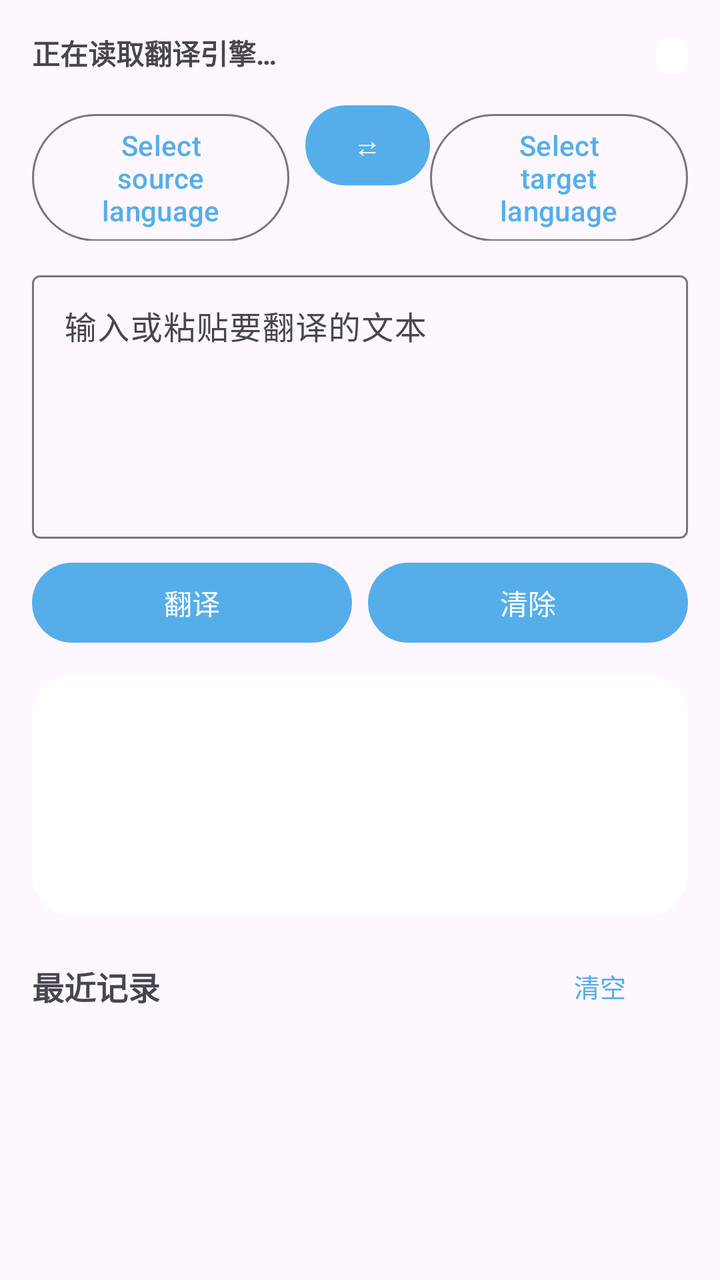
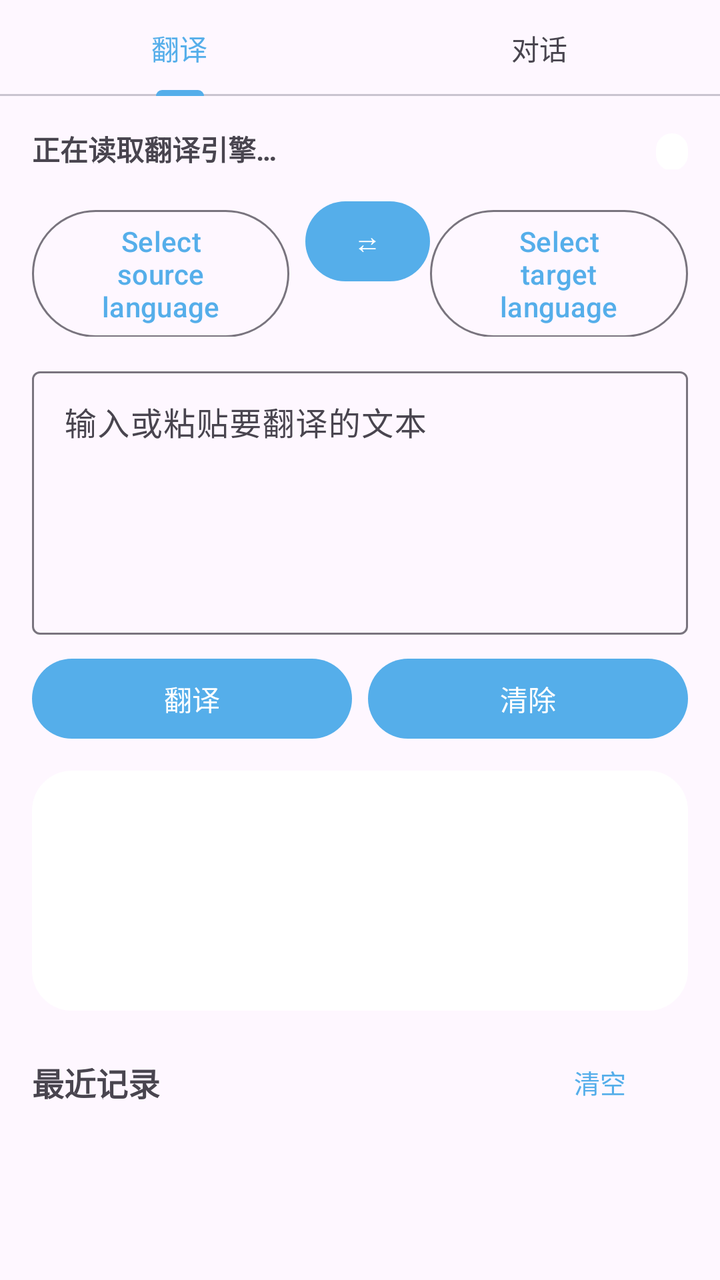

Two renders of the same Android screen: before a commit and after it. Below are the layout's source before the change and the commit's diff.
<!-- AndroidManifest.xml: application theme Theme.MT -->
<!-- res/layout/fragment_text_translate.xml -->
<?xml version="1.0" encoding="utf-8"?>
<ScrollView xmlns:android="http://schemas.android.com/apk/res/android"
    xmlns:app="http://schemas.android.com/apk/res-auto"
    android:layout_width="match_parent"
    android:layout_height="match_parent"
    android:fillViewport="true">

    <LinearLayout
        android:layout_width="match_parent"
        android:layout_height="wrap_content"
        android:orientation="vertical"
        android:padding="16dp">

        
        <LinearLayout
            android:layout_width="match_parent"
            android:layout_height="wrap_content"
            android:orientation="horizontal">

            <TextView
                android:id="@+id/engineDisplay"
                android:layout_width="0dp"
                android:layout_height="wrap_content"
                android:layout_weight="1"
                android:text="@string/text_translate_engine_loading"
                android:textSize="14sp"
                android:textStyle="bold" />

            <TextView
                android:id="@+id/engineBadge"
                android:layout_width="wrap_content"
                android:layout_height="wrap_content"
                android:background="@drawable/dialog_background"
                android:paddingHorizontal="8dp"
                android:paddingVertical="2dp"
                android:textColor="#FFFFFF"
                android:textSize="11sp" />
        </LinearLayout>

        
        <LinearLayout
            android:layout_width="match_parent"
            android:layout_height="wrap_content"
            android:layout_marginTop="12dp"
            android:orientation="horizontal">

            <com.google.android.material.button.MaterialButton
                android:id="@+id/srcLangButton"
                style="@style/Widget.Material3.Button.OutlinedButton"
                android:layout_width="0dp"
                android:layout_height="wrap_content"
                android:layout_marginEnd="8dp"
                android:layout_weight="1"
                android:text="@string/select_source_language" />

            <com.google.android.material.button.MaterialButton
                android:id="@+id/swapButton"
                android:layout_width="wrap_content"
                android:layout_height="wrap_content"
                android:minWidth="48dp"
                android:text="⇄" />

            <com.google.android.material.button.MaterialButton
                android:id="@+id/tgtLangButton"
                style="@style/Widget.Material3.Button.OutlinedButton"
                android:layout_width="0dp"
                android:layout_height="wrap_content"
                android:layout_weight="1"
                android:text="@string/select_target_language" />
        </LinearLayout>

        
        <com.google.android.material.textfield.TextInputLayout
            android:id="@+id/inputLayout"
            style="@style/Widget.Material3.TextInputLayout.OutlinedBox"
            android:layout_width="match_parent"
            android:layout_height="wrap_content"
            android:layout_marginTop="12dp"
            android:hint="@string/text_translate_input_hint">

            <EditText
                android:id="@+id/inputEdit"
                android:layout_width="match_parent"
                android:layout_height="wrap_content"
                android:gravity="top"
                android:inputType="textMultiLine"
                android:maxLines="10"
                android:minLines="5" />
        </com.google.android.material.textfield.TextInputLayout>

        
        <LinearLayout
            android:layout_width="match_parent"
            android:layout_height="wrap_content"
            android:layout_marginTop="8dp"
            android:orientation="horizontal">

            <Button
                android:id="@+id/translateButton"
                android:layout_width="0dp"
                android:layout_height="wrap_content"
                android:layout_marginEnd="8dp"
                android:layout_weight="1"
                android:text="@string/text_translate_button" />

            <Button
                android:id="@+id/clearButton"
                android:layout_width="0dp"
                android:layout_height="wrap_content"
                android:layout_weight="1"
                android:text="@string/clear" />
        </LinearLayout>

        
        <TextView
            android:id="@+id/outputText"
            android:layout_width="match_parent"
            android:layout_height="wrap_content"
            android:layout_marginTop="12dp"
            android:background="@drawable/dialog_background"
            android:lineSpacingExtra="3dp"
            android:minHeight="120dp"
            android:padding="12dp"
            android:textSize="16sp" />

        
        <LinearLayout
            android:layout_width="match_parent"
            android:layout_height="wrap_content"
            android:layout_marginTop="16dp"
            android:gravity="center_vertical"
            android:orientation="horizontal">

            <TextView
                android:layout_width="0dp"
                android:layout_height="wrap_content"
                android:layout_weight="1"
                android:text="@string/text_translate_recent"
                android:textSize="16sp"
                android:textStyle="bold" />

            <com.google.android.material.button.MaterialButton
                android:id="@+id/recentLimitButton"
                style="@style/Widget.Material3.Button.TextButton"
                android:layout_width="wrap_content"
                android:layout_height="wrap_content"
                android:minHeight="0dp"
                android:paddingHorizontal="8dp"
                android:textSize="13sp" />

            <com.google.android.material.button.MaterialButton
                android:id="@+id/recentClearButton"
                style="@style/Widget.Material3.Button.TextButton"
                android:layout_width="wrap_content"
                android:layout_height="wrap_content"
                android:minHeight="0dp"
                android:paddingHorizontal="8dp"
                android:text="@string/text_translate_clear_recent"
                android:textSize="13sp" />
        </LinearLayout>

        <LinearLayout
            android:id="@+id/recentContainer"
            android:layout_width="match_parent"
            android:layout_height="wrap_content"
            android:orientation="vertical" />

        
        <LinearLayout
            android:id="@+id/pagerRow"
            android:layout_width="match_parent"
            android:layout_height="wrap_content"
            android:layout_marginTop="8dp"
            android:gravity="center_vertical"
            android:orientation="horizontal"
            android:visibility="gone">

            <com.google.android.material.button.MaterialButton
                android:id="@+id/prevPageButton"
                style="@style/Widget.Material3.Button.TextButton"
                android:layout_width="wrap_content"
                android:layout_height="wrap_content"
                android:minHeight="0dp"
                android:text="@string/text_translate_page_prev"
                android:textSize="13sp" />

            <TextView
                android:id="@+id/pageIndicator"
                android:layout_width="0dp"
                android:layout_height="wrap_content"
                android:layout_weight="1"
                android:gravity="center"
                android:textSize="13sp" />

            <com.google.android.material.button.MaterialButton
                android:id="@+id/nextPageButton"
                style="@style/Widget.Material3.Button.TextButton"
                android:layout_width="wrap_content"
                android:layout_height="wrap_content"
                android:minHeight="0dp"
                android:text="@string/text_translate_page_next"
                android:textSize="13sp" />
        </LinearLayout>
    </LinearLayout>
</ScrollView>
<!-- resources referenced by this layout -->
<resources>
  <!-- drawable dialog_background (drawable) -->
  <?xml version="1.0" encoding="utf-8"?>
  <shape xmlns:android="http://schemas.android.com/apk/res/android"
      android:shape="rectangle">
  
      <solid android:color="#FFFFFF" />
      <corners android:radius="20dp" />
  
  </shape>
  <string name="clear">清除</string>
  <string name="select_source_language">Select source language</string>
  <string name="select_target_language">Select target language</string>
  <string name="text_translate_button">翻译</string>
  <string name="text_translate_clear_recent">清空</string>
  <string name="text_translate_engine_loading">正在读取翻译引擎…</string>
  <string name="text_translate_input_hint">输入或粘贴要翻译的文本</string>
  <string name="text_translate_page_next">下一页</string>
  <string name="text_translate_page_prev">上一页</string>
  <string name="text_translate_recent">最近记录</string>
  <style name="Theme.MT" parent="Base.Theme.MT">
          
          <item name="android:navigationBarColor">@android:color/transparent</item>
          <item name="android:statusBarColor">@android:color/transparent</item>
          <item name="android:windowLightStatusBar">?attr/isLightTheme</item>
      </style>
  <style name="Base.Theme.MT" parent="Theme.Material3.Light.NoActionBar">
          <item name="colorPrimary">#55AEEA</item>
          <item name="android:navigationBarColor">
              @android:color/transparent
          </item>
          <item name="android:enforceNavigationBarContrast">false</item>
          <item name="android:enforceStatusBarContrast">false</item>
      </style>
</resources>

<!-- the commit's change to res/layout/fragment_text_translate.xml (unified diff, before → after) -->
@@ -1,9 +1,33 @@
 <?xml version="1.0" encoding="utf-8"?>
-<ScrollView xmlns:android="http://schemas.android.com/apk/res/android"
+<LinearLayout xmlns:android="http://schemas.android.com/apk/res/android"
     xmlns:app="http://schemas.android.com/apk/res-auto"
     android:layout_width="match_parent"
     android:layout_height="match_parent"
-    android:fillViewport="true">
+    android:orientation="vertical">
+
+    
+    <com.google.android.material.tabs.TabLayout
+        android:id="@+id/modeTabs"
+        android:layout_width="match_parent"
+        android:layout_height="wrap_content">
+
+        <com.google.android.material.tabs.TabItem
+            android:layout_width="wrap_content"
+            android:layout_height="wrap_content"
+            android:text="翻译" />
+
+        <com.google.android.material.tabs.TabItem
+            android:layout_width="wrap_content"
+            android:layout_height="wrap_content"
+            android:text="对话" />
+    </com.google.android.material.tabs.TabLayout>
+
+    <ScrollView
+        android:id="@+id/translateContainer"
+        android:layout_width="match_parent"
+        android:layout_height="0dp"
+        android:layout_weight="1"
+        android:fillViewport="true">
 
     <LinearLayout
         android:layout_width="match_parent"
@@ -202,4 +226,13 @@
                 android:textSize="13sp" />
         </LinearLayout>
     </LinearLayout>
-</ScrollView>
+    </ScrollView>
+
+    
+    <FrameLayout
+        android:id="@+id/chatContainer"
+        android:layout_width="match_parent"
+        android:layout_height="0dp"
+        android:layout_weight="1"
+        android:visibility="gone" />
+</LinearLayout>
